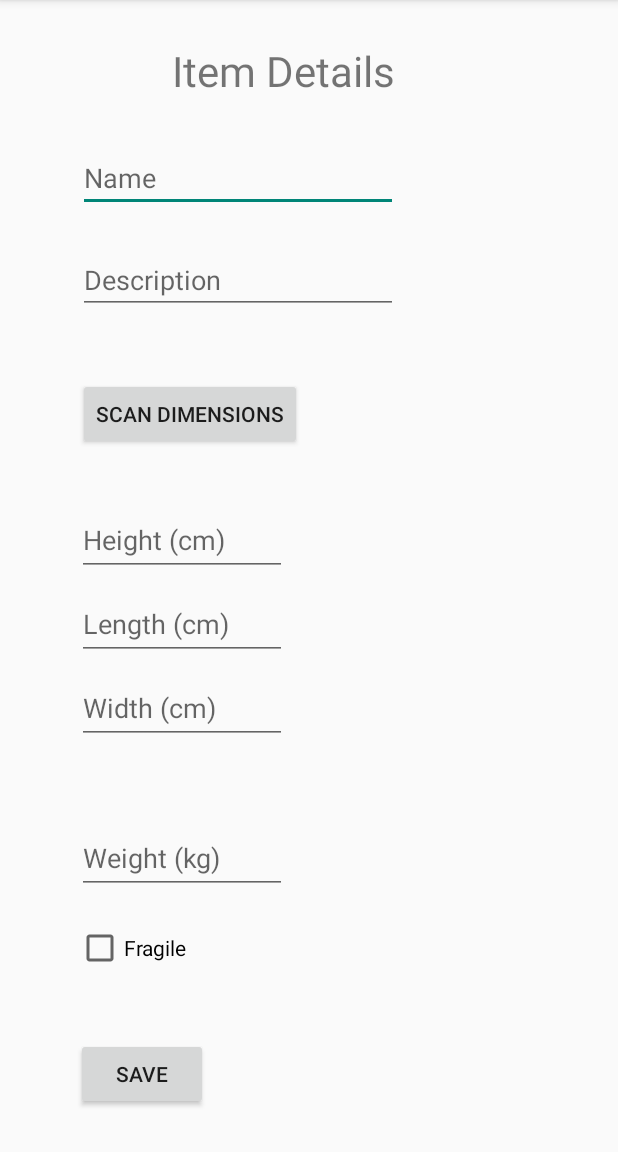
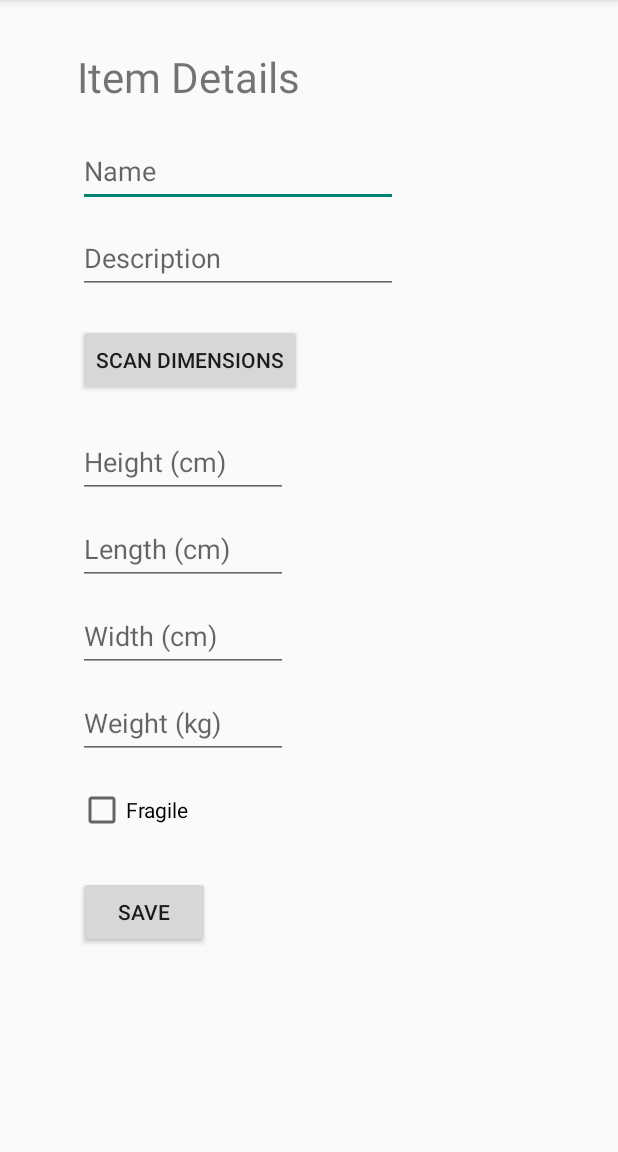
Before and after one commit to ARrangeMe/ARrangeMe-app, an Android app: the AddItemActivity screen opened directly, with no data from a screen before it, on a phone screen of 412 x 824 dp, the part 84-1236 px from its top. Run offline under Robolectric (Android 15) with nearby library versions, the phone set to English and light mode, and no system bars.

Commit message:
make everything fit my tiny screen

```diff
--- a/app/src/main/res/layout/activity_add_item.xml
+++ b/app/src/main/res/layout/activity_add_item.xml
@@ -10,11 +10,11 @@
         android:id="@+id/title"
         android:layout_width="wrap_content"
         android:layout_height="wrap_content"
-        android:layout_marginTop="28dp"
+        android:layout_marginTop="32dp"
         android:text="@string/addItemTitle"
         android:textSize="28sp"
         app:layout_constraintEnd_toEndOf="parent"
-        app:layout_constraintHorizontal_bias="0.436"
+        app:layout_constraintHorizontal_bias="0.196"
         app:layout_constraintStart_toStartOf="parent"
         app:layout_constraintTop_toTopOf="parent" />
 
@@ -22,9 +22,10 @@
         android:id="@+id/itemName"
         android:layout_width="wrap_content"
         android:layout_height="wrap_content"
-        android:layout_marginTop="96dp"
+        android:layout_marginTop="90dp"
         android:ems="10"
         android:hint="@string/item_name"
+        android:minHeight="48dp"
         app:layout_constraintEnd_toEndOf="parent"
         app:layout_constraintHorizontal_bias="0.263"
         app:layout_constraintStart_toStartOf="parent"
@@ -34,100 +35,90 @@
         android:id="@+id/itemDescription"
         android:layout_width="wrap_content"
         android:layout_height="wrap_content"
-        android:layout_marginTop="164dp"
+        android:layout_marginTop="10dp"
         android:ems="10"
         android:hint="@string/item_description"
         android:inputType="textMultiLine"
-        app:layout_constraintEnd_toEndOf="parent"
-        app:layout_constraintHorizontal_bias="0.263"
-        app:layout_constraintStart_toStartOf="parent"
-        app:layout_constraintTop_toTopOf="parent" />
+        android:minHeight="48dp"
+        app:layout_constraintStart_toStartOf="@+id/itemName"
+        app:layout_constraintTop_toBottomOf="@+id/itemName" />
 
     <Button
         android:id="@+id/itemScanBtn"
         android:layout_width="wrap_content"
         android:layout_height="wrap_content"
-        android:layout_marginTop="252dp"
+        android:layout_marginTop="20dp"
         android:onClick="editDimensions"
         android:text="Scan Dimensions"
         app:layout_constraintEnd_toEndOf="parent"
         app:layout_constraintHorizontal_bias="0.197"
         app:layout_constraintStart_toStartOf="parent"
-        app:layout_constraintTop_toTopOf="parent" />
+        app:layout_constraintTop_toBottomOf="@+id/itemDescription" />
 
     <EditText
         android:id="@+id/itemWeight"
         android:layout_width="140dp"
         android:layout_height="48dp"
-        android:layout_marginTop="548dp"
+        android:layout_marginTop="10dp"
         android:ems="10"
         android:hint="Weight (kg)"
         android:inputType="number"
-        app:layout_constraintEnd_toEndOf="parent"
-        app:layout_constraintHorizontal_bias="0.189"
-        app:layout_constraintStart_toStartOf="parent"
-        app:layout_constraintTop_toTopOf="parent" />
+        app:layout_constraintStart_toStartOf="@+id/itemWidth"
+        app:layout_constraintTop_toBottomOf="@+id/itemWidth" />
 
     <CheckBox
         android:id="@+id/itemIsFragile"
         android:layout_width="wrap_content"
         android:layout_height="wrap_content"
-        android:layout_marginTop="616dp"
+        android:layout_marginTop="10dp"
+        android:minHeight="48dp"
         android:text="Fragile"
-        app:layout_constraintEnd_toEndOf="parent"
-        app:layout_constraintHorizontal_bias="0.15"
-        app:layout_constraintStart_toStartOf="parent"
-        app:layout_constraintTop_toTopOf="parent" />
+        app:layout_constraintStart_toStartOf="@+id/itemWeight"
+        app:layout_constraintTop_toBottomOf="@+id/itemWeight" />
 
     <EditText
         android:id="@+id/itemLength"
         android:layout_width="140dp"
         android:layout_height="48dp"
-        android:layout_marginTop="392dp"
+        android:layout_marginTop="10dp"
         android:ems="10"
         android:hint="Length (cm)"
         android:inputType="number"
-        app:layout_constraintEnd_toEndOf="parent"
-        app:layout_constraintHorizontal_bias="0.189"
-        app:layout_constraintStart_toStartOf="parent"
-        app:layout_constraintTop_toTopOf="parent" />
+        app:layout_constraintEnd_toEndOf="@+id/itemHeight"
+        app:layout_constraintStart_toStartOf="@+id/itemHeight"
+        app:layout_constraintTop_toBottomOf="@+id/itemHeight" />
 
     <EditText
         android:id="@+id/itemWidth"
         android:layout_width="140dp"
         android:layout_height="48dp"
-        android:layout_marginTop="448dp"
+        android:layout_marginTop="10dp"
         android:ems="10"
         android:hint="Width (cm)"
         android:inputType="number"
-        app:layout_constraintEnd_toEndOf="parent"
-        app:layout_constraintHorizontal_bias="0.189"
-        app:layout_constraintStart_toStartOf="parent"
-        app:layout_constraintTop_toTopOf="parent" />
+        app:layout_constraintEnd_toEndOf="@+id/itemLength"
+        app:layout_constraintStart_toStartOf="@+id/itemLength"
+        app:layout_constraintTop_toBottomOf="@+id/itemLength" />
 
     <EditText
         android:id="@+id/itemHeight"
         android:layout_width="140dp"
         android:layout_height="48dp"
-        android:layout_marginTop="336dp"
+        android:layout_marginTop="20dp"
         android:ems="10"
         android:hint="Height (cm)"
         android:inputType="number"
-        app:layout_constraintEnd_toEndOf="parent"
-        app:layout_constraintHorizontal_bias="0.189"
-        app:layout_constraintStart_toStartOf="parent"
-        app:layout_constraintTop_toTopOf="parent" />
+        app:layout_constraintStart_toStartOf="@+id/itemScanBtn"
+        app:layout_constraintTop_toBottomOf="@+id/itemScanBtn" />
 
     <Button
         android:id="@+id/itemSaveBtn"
         android:layout_width="wrap_content"
         android:layout_height="wrap_content"
-        android:layout_marginTop="692dp"
+        android:layout_marginTop="20dp"
         android:onClick="submitButtonHandler"
         android:text="Save"
-        app:layout_constraintEnd_toEndOf="parent"
-        app:layout_constraintHorizontal_bias="0.157"
-        app:layout_constraintStart_toStartOf="parent"
-        app:layout_constraintTop_toTopOf="parent" />
+        app:layout_constraintStart_toStartOf="@+id/itemIsFragile"
+        app:layout_constraintTop_toBottomOf="@+id/itemIsFragile" />
 
 </androidx.constraintlayout.widget.ConstraintLayout>
```
